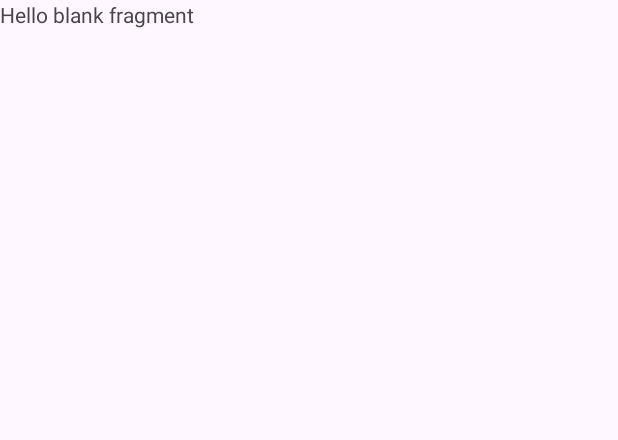
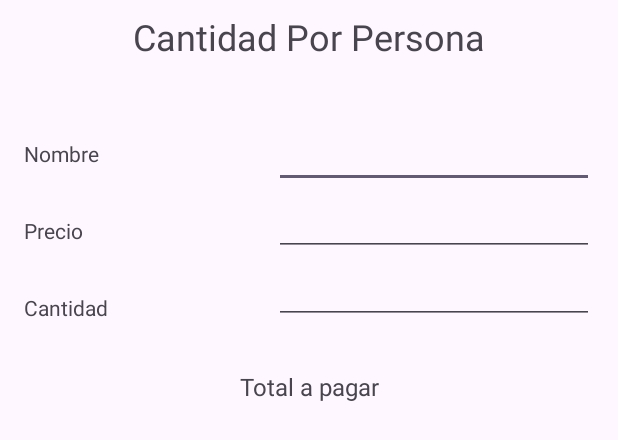
Before and after one commit to Scariu/ConsumoPP, an Android app: the layout fragment_first_agregar.xml on its own in the app's theme, with its tools: preview values and no code run, on a phone screen of 412 x 824 dp. Shown: the top 440 px of the screen. Run offline under Robolectric (Android 15) with nearby library versions, the light colour scheme and no system bars.

Commit message:
Se crea diseño base a fragment_first_agregar.xml

```diff
--- a/app/src/main/res/layout/fragment_first_agregar.xml
+++ b/app/src/main/res/layout/fragment_first_agregar.xml
@@ -1,14 +1,110 @@
 <?xml version="1.0" encoding="utf-8"?>
-<FrameLayout xmlns:android="http://schemas.android.com/apk/res/android"
+<androidx.constraintlayout.widget.ConstraintLayout xmlns:android="http://schemas.android.com/apk/res/android"
+    xmlns:app="http://schemas.android.com/apk/res-auto"
     xmlns:tools="http://schemas.android.com/tools"
     android:layout_width="match_parent"
     android:layout_height="match_parent"
     tools:context=".presentation.FirstFragmentAgregar">
 
-    <!-- TODO: Update blank fragment layout -->
     <TextView
-        android:layout_width="match_parent"
-        android:layout_height="match_parent"
-        android:text="@string/hello_blank_fragment" />
+        android:id="@+id/tvNombreElemento"
+        android:layout_width="wrap_content"
+        android:layout_height="wrap_content"
+        android:layout_marginStart="16dp"
+        android:layout_marginTop="52dp"
+        android:text="Nombre"
+        app:layout_constraintStart_toStartOf="parent"
+        app:layout_constraintTop_toBottomOf="@+id/tvTitulo" />
 
-</FrameLayout>
+    <EditText
+        android:id="@+id/etNombre"
+        android:layout_width="wrap_content"
+        android:layout_height="wrap_content"
+        android:layout_marginEnd="16dp"
+        android:ems="10"
+        android:inputType="text"
+        app:layout_constraintBottom_toBottomOf="@+id/tvNombreElemento"
+        app:layout_constraintEnd_toEndOf="parent"
+        app:layout_constraintHorizontal_bias="1.0"
+        app:layout_constraintStart_toEndOf="@+id/tvNombreElemento"
+        app:layout_constraintTop_toTopOf="@+id/tvNombreElemento" />
+
+    <TextView
+        android:id="@+id/tvPrecioElemento"
+        android:layout_width="wrap_content"
+        android:layout_height="wrap_content"
+        android:layout_marginStart="16dp"
+        android:layout_marginTop="32dp"
+        android:text="Precio"
+        app:layout_constraintEnd_toEndOf="@+id/tvNombreElemento"
+        app:layout_constraintHorizontal_bias="0.0"
+        app:layout_constraintStart_toStartOf="parent"
+        app:layout_constraintTop_toBottomOf="@+id/tvNombreElemento" />
+
+    <EditText
+        android:id="@+id/etPrecio"
+        android:layout_width="wrap_content"
+        android:layout_height="wrap_content"
+        android:layout_marginEnd="16dp"
+        android:ems="10"
+        android:inputType="numberDecimal"
+        app:layout_constraintEnd_toEndOf="parent"
+        app:layout_constraintHorizontal_bias="1.0"
+        app:layout_constraintStart_toEndOf="@+id/tvPrecioElemento"
+        app:layout_constraintTop_toBottomOf="@+id/etNombre" />
+
+    <TextView
+        android:id="@+id/tvCantidadElemento"
+        android:layout_width="wrap_content"
+        android:layout_height="wrap_content"
+        android:layout_marginStart="16dp"
+        android:layout_marginTop="32dp"
+        android:text="Cantidad"
+        app:layout_constraintEnd_toEndOf="@+id/tvPrecioElemento"
+        app:layout_constraintHorizontal_bias="0.0"
+        app:layout_constraintStart_toStartOf="parent"
+        app:layout_constraintTop_toBottomOf="@+id/tvPrecioElemento" />
+
+    <EditText
+        android:id="@+id/etCantidad"
+        android:layout_width="wrap_content"
+        android:layout_height="wrap_content"
+        android:layout_marginEnd="16dp"
+        android:ems="10"
+        android:inputType="number"
+        app:layout_constraintEnd_toEndOf="parent"
+        app:layout_constraintHorizontal_bias="1.0"
+        app:layout_constraintStart_toEndOf="@+id/tvCantidadElemento"
+        app:layout_constraintTop_toBottomOf="@+id/etPrecio" />
+
+    <TextView
+        android:id="@+id/tvTitulo"
+        android:layout_width="wrap_content"
+        android:layout_height="wrap_content"
+        android:layout_marginTop="8dp"
+        android:text="Cantidad Por Persona"
+        android:textSize="24sp"
+        app:layout_constraintEnd_toEndOf="parent"
+        app:layout_constraintStart_toStartOf="parent"
+        app:layout_constraintTop_toTopOf="parent" />
+
+    <TextView
+        android:id="@+id/tvSubTitleTotal"
+        android:layout_width="wrap_content"
+        android:layout_height="wrap_content"
+        android:layout_marginTop="32dp"
+        android:text="Total a pagar"
+        android:textSize="16sp"
+        app:layout_constraintEnd_toEndOf="parent"
+        app:layout_constraintStart_toStartOf="parent"
+        app:layout_constraintTop_toBottomOf="@+id/tvCantidadElemento" />
+
+    <TextView
+        android:id="@+id/tvTotal"
+        android:layout_width="wrap_content"
+        android:layout_height="wrap_content"
+        android:layout_marginTop="8dp"
+        app:layout_constraintEnd_toEndOf="parent"
+        app:layout_constraintStart_toStartOf="parent"
+        app:layout_constraintTop_toBottomOf="@+id/tvSubTitleTotal" />
+</androidx.constraintlayout.widget.ConstraintLayout>
```
